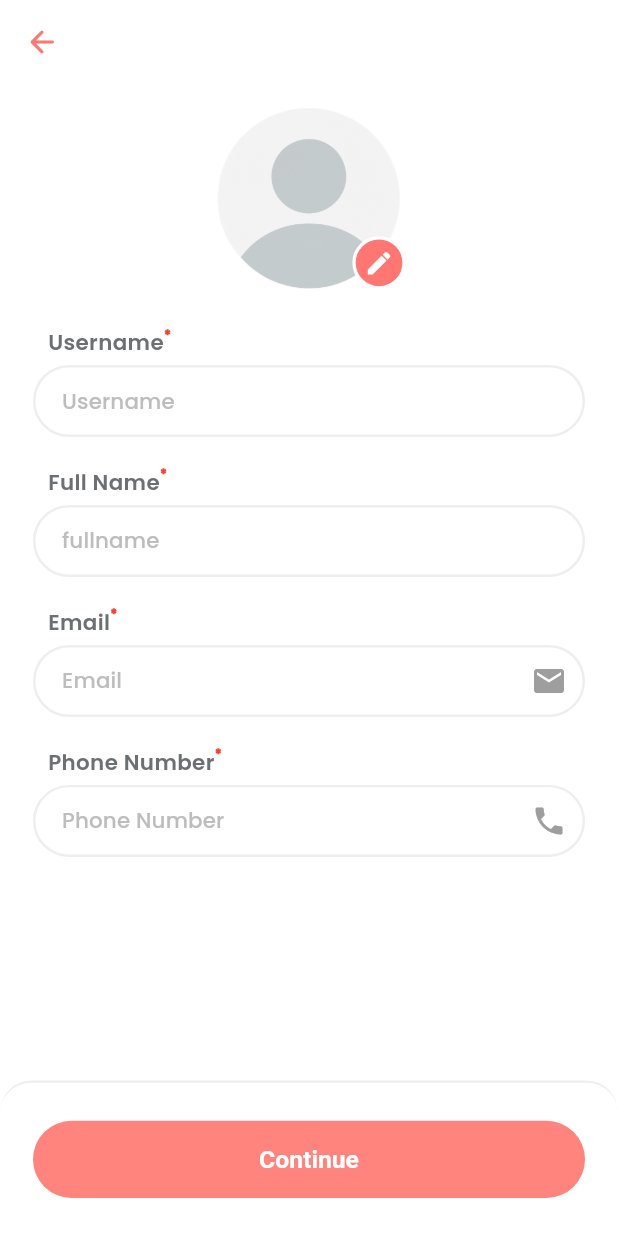
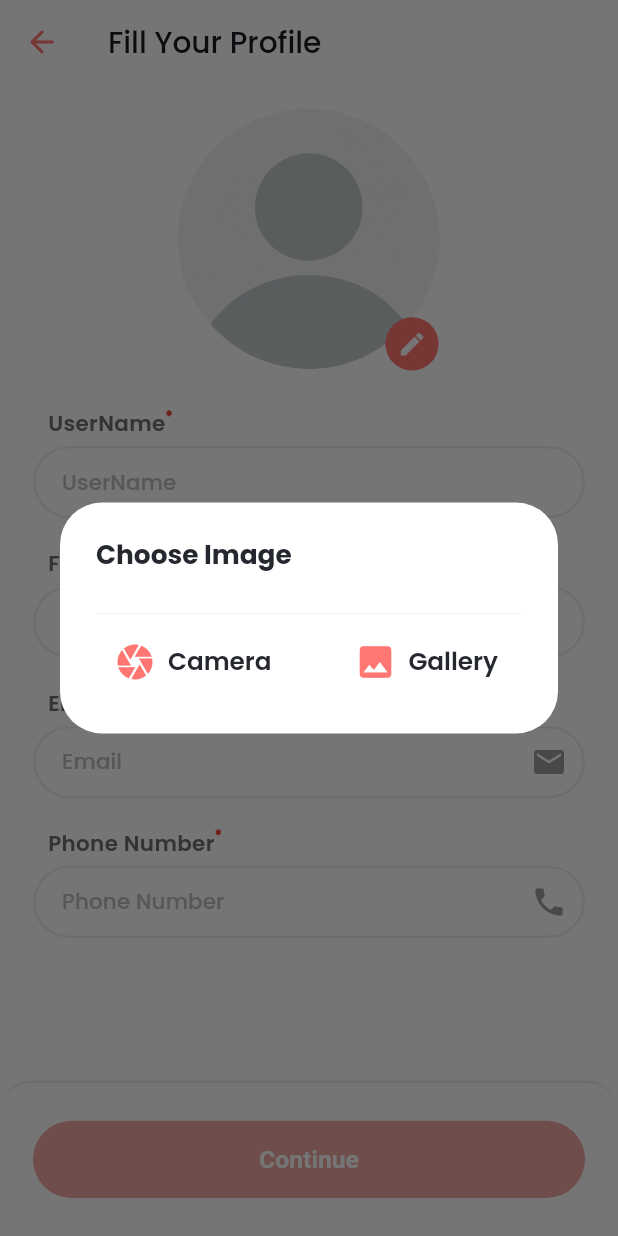
Before and after one commit to Aman-Singh-Rawat/newsy_app, a Flutter app: the FillYourProfileScreen screen opened directly, after a tap on the "edit" icon, on a phone screen of 412 x 824 dp. Run offline on Flutter 3.47's test engine with Material 3 defaults, Android fonts, the phone set to English and light mode, and no system bars; our stand-ins replace flutter_screenutil, flutter_spinkit, flutter_svg, grouped_list, image_picker, pinput; missing offline and left inert: flutter_quill, flutter_quill_extensions, mobkit_dashed_border.

Commit message:
ADDED:: dark theme in fill your profile

```diff
--- a/lib/core/theme/custom_themes/app_bar_theme.dart
+++ b/lib/core/theme/custom_themes/app_bar_theme.dart
@@ -12,7 +12,7 @@ class CustomAppBarTheme {
       fontSize: 18.sp,
       fontFamily: "Poppins",
       fontWeight: FontWeight.w500,
-      color: Colorr.light,
+      color: Colorr.darkBackground,
     ),
 
     iconTheme: IconThemeData(color: Colorr.primary),
--- a/lib/core/theme/theme.dart
+++ b/lib/core/theme/theme.dart
@@ -12,6 +12,7 @@ class AppTheme {
 
   // light theme
   static ThemeData lightTheme = ThemeData(
+    colorScheme: ColorScheme.fromSeed(seedColor: Colorr.primary),
     useMaterial3: true,
     brightness: Brightness.light,
     primaryColor: Colorr.primary,
@@ -31,8 +32,8 @@ class AppTheme {
 
   // dark theme
   static ThemeData darkTheme = ThemeData(
+
     useMaterial3: true,
-    brightness: Brightness.dark,
     fontFamily: "Poppins",
     primaryColor: Colorr.primary,
     appBarTheme: CustomAppBarTheme.darkTheme,
@@ -45,5 +46,9 @@ class AppTheme {
     textSelectionTheme: TextSelectionThemeData().copyWith(
       cursorColor: Colorr.primary,
     ),
+    colorScheme: ColorScheme.fromSeed(
+    seedColor: Colorr.primary,
+    brightness: Brightness.dark,
+  ),
   );
 }
--- a/lib/core/utils/constants/text_strings.dart
+++ b/lib/core/utils/constants/text_strings.dart
@@ -82,4 +82,10 @@ class TextStrings {
 
   /// Choose Your News Sources
   static const String chooseYourNewsSources = "Choose Your News Sources";
+
+  /// fill your profile
+  static const String fillYourProfile = "Fill Your Profile";
+  static const String userName = "UserName";
+  static const String fullName = "Full Name";
+  static const String phoneNumber = "Phone Number";
 }
--- a/lib/main.dart
+++ b/lib/main.dart
@@ -25,6 +25,7 @@ class MyApp extends StatelessWidget {
           darkTheme: AppTheme.darkTheme,
           debugShowCheckedModeBanner: false,
           title: 'News App',
+
           localizationsDelegates: const [
             FlutterQuillLocalizations.delegate, // ← Add this
             GlobalMaterialLocalizations.delegate,
--- a/lib/view/views/profile/edit_profile_setting_screen.dart
+++ b/lib/view/views/profile/edit_profile_setting_screen.dart
@@ -52,7 +52,7 @@ class _EditProfileSettingScreenState extends State<EditProfileSettingScreen> {
           onTap: () => FocusManager.instance.primaryFocus?.unfocus(),
           child: Column(
             children: [
-              ProfilePlaceholder(),
+              //ProfilePlaceholder(),
               Divider(
                 color: Colors.grey.shade100,
               ).padOnly(top: 15.h, bottom: 20.h),
--- a/lib/view/views/profile/user-profile/profile_screen.dart
+++ b/lib/view/views/profile/user-profile/profile_screen.dart
@@ -52,7 +52,7 @@ class _ProfileScreenState extends State<ProfileScreen>
               SizedBox(height: 15.h),
 
               // perons image
-              ProfilePlaceholder(),
+              //ProfilePlaceholder(),
 
               SizedBox(height: 15.h),
 
--- a/lib/view/views/setup-profile/fill_your_profile_screen.dart
+++ b/lib/view/views/setup-profile/fill_your_profile_screen.dart
@@ -1,8 +1,15 @@
+import 'dart:io';
+
 import 'package:flutter/material.dart';
 import 'package:flutter_screenutil/flutter_screenutil.dart';
+import 'package:image_picker/image_picker.dart';
+import 'package:newsy/core/navigation/app_navigation.dart';
+import 'package:newsy/core/utils/constants/text_strings.dart';
 import 'package:newsy/core/utils/extension.dart';
+import 'package:newsy/core/utils/helpers/helper_function.dart';
 import 'package:newsy/view/widgets/bottom_navigation_btn.dart';
 import 'package:newsy/view/widgets/custom_app_bar.dart';
+import 'package:newsy/view/widgets/open_select_image_dialog.dart';
 import 'package:newsy/view/widgets/profile_placeholder.dart';
 import 'package:newsy/view/widgets/show_account_created_dialog.dart';
 import 'package:newsy/view/widgets/text_field_with_label_widget.dart';
@@ -19,6 +26,29 @@ class _FillYourProfileScreenState extends State<FillYourProfileScreen> {
   final TextEditingController _fullNameController = TextEditingController();
   final TextEditingController _emailController = TextEditingController();
   final TextEditingController _phoneController = TextEditingController();
+  File? _selectedImage;
+
+  bool get _isFieldsEmpty {
+    if (_usernameController.text.trim().toString().isEmpty ||
+        _fullNameController.text.trim().toString().isEmpty ||
+        _emailController.text.trim().toString().isEmpty ||
+        _phoneController.text.trim().toString().isEmpty) {
+      return true;
+    }
+    return false;
+  }
+
+  Future<void> _pickImage(ImageSource source) async {
+    AppNavigator.pop(context);
+    final ImagePicker picker = ImagePicker();
+    final XFile? pickedFile = await picker.pickImage(source: source);
+
+    if (pickedFile != null) {
+      setState(() {
+        _selectedImage = File(pickedFile.path);
+      });
+    }
+  }
 
   @override
   void initState() {
@@ -30,31 +60,32 @@ class _FillYourProfileScreenState extends State<FillYourProfileScreen> {
     super.initState();
   }
 
-  bool get getIsFieldsEmpty {
-    if (_usernameController.text.trim().toString().isEmpty ||
-        _fullNameController.text.trim().toString().isEmpty ||
-        _emailController.text.trim().toString().isEmpty ||
-        _phoneController.text.trim().toString().isEmpty) {
-      return true;
-    }
-    return false;
-  }
-
   @override
   Widget build(BuildContext context) {
+    final bool isDark = HelperFunction.isDarkMode(context);
+
     return Scaffold(
-      resizeToAvoidBottomInset: false,
-      appBar: getAppBar(title: "Fill Your Profile", context: context),
-      body: Column(
+      appBar: getAppBar(title: TextStrings.fillYourProfile, context: context),
+      body: SingleChildScrollView(
+        child: Form(
+          child: Column(
             children: [
               SizedBox(height: 15.h),
-          ProfilePlaceholder(),
+              ProfilePlaceholder(
+                source: ImageSource.gallery,
+                pickImage: () => openSelectingImageTypeDialog(
+                  context: context,
+                  onTextClick: _pickImage,
+                  isDark: isDark,
+                ),
+                selectedImage: _selectedImage,
+              ),
 
               SizedBox(height: 25.h),
 
               CustomTextFieldWithLabel(
-            label: "Username",
-            hint: "Username",
+                label: TextStrings.userName,
+                hint: TextStrings.userName,
                 isPassword: false,
                 controller: _usernameController,
               ),
@@ -62,8 +93,8 @@ class _FillYourProfileScreenState extends State<FillYourProfileScreen> {
               SizedBox(height: 20.h),
 
               CustomTextFieldWithLabel(
-            label: "Full Name",
-            hint: "fullname",
+                label: TextStrings.fullName,
+                hint: TextStrings.fullName,
                 isPassword: false,
                 controller: _fullNameController,
               ),
@@ -71,8 +102,8 @@ class _FillYourProfileScreenState extends State<FillYourProfileScreen> {
               SizedBox(height: 20.h),
 
               CustomTextFieldWithLabel(
-            label: "Email",
-            hint: "Email",
+                label: TextStrings.email,
+                hint: TextStrings.email,
                 isPassword: false,
                 suffixIcon: Icons.email,
                 controller: _emailController,
@@ -81,24 +112,28 @@ class _FillYourProfileScreenState extends State<FillYourProfileScreen> {
               SizedBox(height: 20.h),
 
               CustomTextFieldWithLabel(
-            label: "Phone Number",
-            hint: "Phone Number",
+                label: TextStrings.phoneNumber,
+                hint: TextStrings.phoneNumber,
                 isPassword: false,
                 suffixIcon: Icons.phone,
                 controller: _phoneController,
+                textInputAction: TextInputAction.done,
               ),
 
               SizedBox(height: 10.h),
             ],
           ).marginSymmetric(horizontal: 20.w),
+        ),
+      ),
       bottomNavigationBar: BottomNavigationBtn(
-        btnText: "Continue",
-        onTap: () {
-          showDialog(
+        btnText: TextStrings.continueText,
+        onTap: _isFieldsEmpty
+            ? null
+            : () => showDialog(
                 context: context,
-            builder: (context) => showAccountCreatedDialog(context: context),
-          );
-        },
+                builder: (context) =>
+                    showAccountCreatedDialog(context: context),
+              ),
       ),
     );
   }
--- a/lib/view/widgets/open_select_image_dialog.dart
+++ b/lib/view/widgets/open_select_image_dialog.dart
@@ -1,43 +1,47 @@
 import 'package:flutter/material.dart';
 import 'package:flutter_screenutil/flutter_screenutil.dart';
+import 'package:image_picker/image_picker.dart';
+import 'package:newsy/core/theme/app_colors.dart';
 
 void openSelectingImageTypeDialog({
   required BuildContext context,
-  required Function(bool) isImageViaCamera,
+  required bool isDark,
+  required Function(ImageSource) onTextClick,
 }) {
   showDialog(
     context: context,
     builder: (context) {
       return AlertDialog(
+        backgroundColor: isDark ? Colorr.darkSurface : Colorr.light,
         actions: [
           SizedBox(
             width: MediaQuery.sizeOf(context).width - 20,
             child: Column(
               children: [
-                Divider(color: Colors.grey.shade100),
+                Divider(
+                  color: isDark ? Colorr.darkDivider : Colors.grey.shade100,
+                ),
                 Row(
                   mainAxisAlignment: MainAxisAlignment.spaceBetween,
                   children: [
                     TextButton.icon(
-                      onPressed: () => isImageViaCamera(true),
-                      label: const Text(
+                      onPressed: () => onTextClick(ImageSource.camera),
+                      label: Text(
                         "Camera",
-                        style: TextStyle(
-                          fontSize: 15,
-                          color: Colors.black,
-                          fontWeight: FontWeight.bold,
+                        style: Theme.of(context).textTheme.titleLarge!.copyWith(
+                          fontSize: 15.sp,
+                          fontWeight: FontWeight.w600,
                         ),
                       ),
                       icon: const Icon(Icons.camera, size: 28),
                     ),
                     TextButton.icon(
-                      onPressed: () => isImageViaCamera(false),
-                      label: const Text(
+                      onPressed: () => onTextClick(ImageSource.gallery),
+                      label: Text(
                         "Gallery",
-                        style: TextStyle(
-                          fontSize: 15,
-                          color: Colors.black,
-                          fontWeight: FontWeight.bold,
+                        style: Theme.of(context).textTheme.titleLarge!.copyWith(
+                          fontSize: 15.sp,
+                          fontWeight: FontWeight.w600,
                         ),
                       ),
                       icon: const Icon(Icons.photo, size: 28),
@@ -50,11 +54,7 @@ void openSelectingImageTypeDialog({
         ],
         title: Text(
           "Choose Image",
-          style: TextStyle(
-            color: Colors.black,
-            fontSize: 20.sp,
-            fontWeight: FontWeight.w600,
-          ),
+          style: Theme.of(context).textTheme.titleLarge,
         ),
       );
     },
--- a/lib/view/widgets/profile_placeholder.dart
+++ b/lib/view/widgets/profile_placeholder.dart
@@ -1,27 +1,40 @@
+import 'dart:io';
+
 import 'package:flutter/material.dart';
 import 'package:flutter_screenutil/flutter_screenutil.dart';
+import 'package:image_picker/image_picker.dart';
 import 'package:newsy/core/theme/app_colors.dart';
 import 'package:newsy/core/utils/constants/image_strings.dart';
 
-class ProfilePlaceholder extends StatefulWidget {
-  const ProfilePlaceholder({super.key});
+class ProfilePlaceholder extends StatelessWidget {
+  final ImageSource source;
+  final File? selectedImage;
+  final VoidCallback pickImage;
 
-  @override
-  State<ProfilePlaceholder> createState() => _ProfilePlaceholderState();
-}
+  const ProfilePlaceholder({
+    super.key,
+    required this.source,
+    this.selectedImage,
+    required this.pickImage,
+  });
 
-class _ProfilePlaceholderState extends State<ProfilePlaceholder> {
   @override
   Widget build(BuildContext context) {
     return Stack(
       children: [
-        Image.asset(ImageStrings.imgProfilePlaceholder, height: 120.h, width: 120.w),
+        CircleAvatar(
+          radius: 80.w,
+          backgroundColor: Colors.transparent,
+          backgroundImage: selectedImage != null
+              ? FileImage(selectedImage!)
+              : AssetImage(ImageStrings.imgProfilePlaceholder),
+        ),
 
         Positioned(
           bottom: 0,
           right: 0,
           child: InkWell(
-            onTap: () {},
+            onTap: pickImage,
             borderRadius: BorderRadius.circular(35.r),
             child: Container(
               height: 35.h,
@@ -29,7 +42,6 @@ class _ProfilePlaceholderState extends State<ProfilePlaceholder> {
               decoration: BoxDecoration(
                 color: Colorr.primaryColor[400],
                 shape: BoxShape.circle,
-                border: Border.all(color: Colors.white, width: 2.w),
               ),
               child: Icon(Icons.edit, color: Colors.white, size: 18.sp),
             ),
```
Lines whose indentation alone changed are shown as unchanged.
